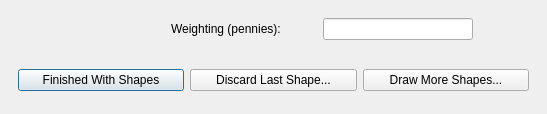
Ecotrust/openoceanmap-desktop, file cobi_loreto/Interview/drawecotourism.ui: the form before one commit.
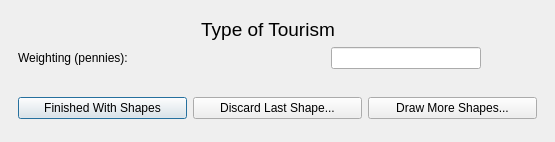
The form after the commit.

Patch:
```diff
--- a/cobi_loreto/Interview/drawecotourism.ui
+++ b/cobi_loreto/Interview/drawecotourism.ui
@@ -6,8 +6,8 @@
    <rect>
     <x>0</x>
     <y>0</y>
-    <width>547</width>
-    <height>114</height>
+    <width>555</width>
+    <height>142</height>
    </rect>
   </property>
   <property name="windowTitle" >
@@ -34,7 +34,7 @@
    </property>
    <item row="0" column="0" >
     <widget class="QWidget" native="1" name="widget_2" >
-     <layout class="QHBoxLayout" >
+     <layout class="QVBoxLayout" >
       <item>
        <widget class="QLabel" name="type_label" >
         <property name="minimumSize" >
@@ -49,11 +49,21 @@
           <height>16777215</height>
          </size>
         </property>
+        <property name="font" >
+         <font>
+          <pointsize>14</pointsize>
+         </font>
+        </property>
         <property name="text" >
-         <string/>
+         <string>Type of Tourism</string>
+        </property>
+        <property name="alignment" >
+         <set>Qt::AlignCenter</set>
         </property>
        </widget>
       </item>
+      <item>
+       <layout class="QHBoxLayout" >
       <item>
        <widget class="QLabel" name="penny_label" >
         <property name="text" >
@@ -95,6 +105,8 @@
          <string/>
         </property>
        </widget>
+        </item>
+       </layout>
       </item>
      </layout>
     </widget>
```
Lines whose indentation alone changed are shown as unchanged.
